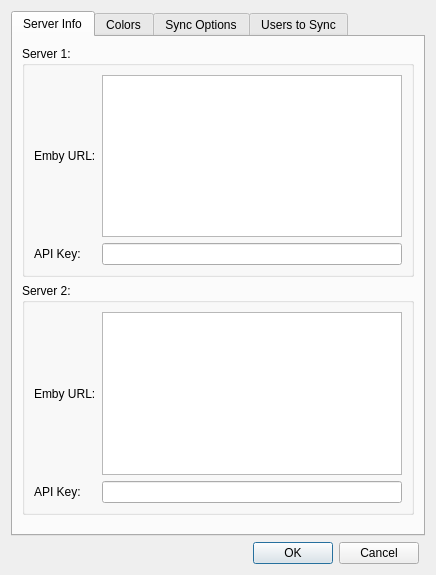
Before: the Qt Designer form UI/SettingsDlg.ui in towel42-com/EmbySync, drawn with Qt 5.
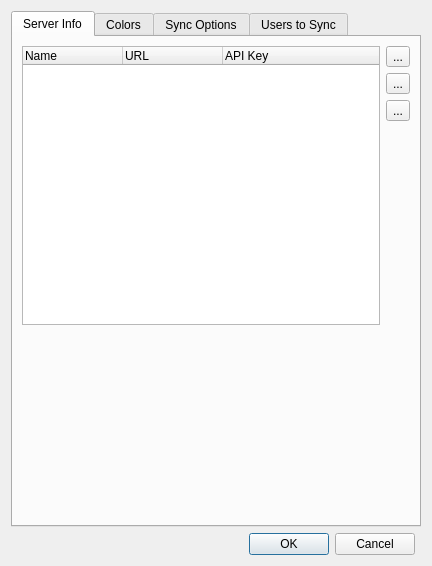
After: the same form once the commit is applied. The open tabs and pages were chosen to show the change. Icons and pictures are not drawn. Custom widgets are drawn as their Qt base class.

Commit message: First 99% working for multiple servers

What changed in the file:
```diff
--- a/UI/SettingsDlg.ui
+++ b/UI/SettingsDlg.ui
@@ -6,8 +6,8 @@
    <rect>
     <x>0</x>
     <y>0</y>
-    <width>436</width>
-    <height>575</height>
+    <width>432</width>
+    <height>566</height>
    </rect>
   </property>
   <property name="windowTitle">
@@ -23,80 +23,82 @@
       <attribute name="title">
        <string>Server Info</string>
       </attribute>
-      <layout class="QVBoxLayout" name="verticalLayout">
-       <item>
-        <widget class="QGroupBox" name="groupBox">
-         <property name="title">
-          <string>Server 1:</string>
+      <layout class="QGridLayout" name="gridLayout">
+       <item row="0" column="0" rowspan="4" colspan="2">
+        <widget class="QTreeWidget" name="servers">
+         <property name="alternatingRowColors">
+          <bool>true</bool>
          </property>
-         <layout class="QGridLayout" name="gridLayout">
-          <item row="0" column="0">
-           <widget class="QLabel" name="label">
-            <property name="text">
-             <string>Emby URL:</string>
-            </property>
-           </widget>
-          </item>
-          <item row="1" column="0">
-           <widget class="QLabel" name="label_2">
-            <property name="text">
-             <string>API Key:</string>
-            </property>
-           </widget>
-          </item>
-          <item row="0" column="1">
-           <widget class="CHyperLinkLineEdit" name="embyURL1">
-            <property name="verticalScrollBarPolicy">
-             <enum>Qt::ScrollBarAlwaysOff</enum>
-            </property>
-            <property name="horizontalScrollBarPolicy">
-             <enum>Qt::ScrollBarAlwaysOff</enum>
-            </property>
-           </widget>
-          </item>
-          <item row="1" column="1">
-           <widget class="QLineEdit" name="embyAPI1"/>
-          </item>
-         </layout>
+         <property name="rootIsDecorated">
+          <bool>false</bool>
+         </property>
+         <property name="expandsOnDoubleClick">
+          <bool>false</bool>
+         </property>
+         <column>
+          <property name="text">
+           <string>Name</string>
+          </property>
+         </column>
+         <column>
+          <property name="text">
+           <string>URL</string>
+          </property>
+         </column>
+         <column>
+          <property name="text">
+           <string>API Key</string>
+          </property>
+         </column>
         </widget>
        </item>
-       <item>
-        <widget class="QGroupBox" name="groupBox_2">
-         <property name="title">
-          <string>Server 2:</string>
+       <item row="0" column="2">
+        <widget class="QToolButton" name="addServer">
+         <property name="text">
+          <string>...</string>
          </property>
-         <layout class="QGridLayout" name="gridLayout_2">
-          <item row="1" column="1">
-           <widget class="QLineEdit" name="embyAPI2"/>
-          </item>
-          <item row="0" column="1">
-           <widget class="CHyperLinkLineEdit" name="embyURL2">
-            <property name="verticalScrollBarPolicy">
-             <enum>Qt::ScrollBarAlwaysOff</enum>
-            </property>
-            <property name="horizontalScrollBarPolicy">
-             <enum>Qt::ScrollBarAlwaysOff</enum>
-            </property>
-           </widget>
-          </item>
-          <item row="0" column="0">
-           <widget class="QLabel" name="label_3">
-            <property name="text">
-             <string>Emby URL:</string>
-            </property>
-           </widget>
-          </item>
-          <item row="1" column="0">
-           <widget class="QLabel" name="label_4">
-            <property name="text">
-             <string>API Key:</string>
-            </property>
-           </widget>
-          </item>
-         </layout>
+         <property name="icon">
+          <iconset resource="../SABUtils/resources/SABUtils.qrc">
+           <normaloff>:/SABUtilsResources/add.png</normaloff>:/SABUtilsResources/add.png</iconset>
+         </property>
         </widget>
        </item>
-       <item>
+       <item row="1" column="2">
+        <widget class="QToolButton" name="delServer">
+         <property name="text">
+          <string>...</string>
+         </property>
+         <property name="icon">
+          <iconset resource="../SABUtils/resources/SABUtils.qrc">
+           <normaloff>:/SABUtilsResources/delete.png</normaloff>:/SABUtilsResources/delete.png</iconset>
+         </property>
+        </widget>
+       </item>
+       <item row="2" column="2">
+        <widget class="QToolButton" name="editServer">
+         <property name="text">
+          <string>...</string>
+         </property>
+         <property name="icon">
+          <iconset resource="../SABUtils/resources/SABUtils.qrc">
+           <normaloff>:/SABUtilsResources/edit.png</normaloff>:/SABUtilsResources/edit.png</iconset>
+         </property>
+        </widget>
+       </item>
+       <item row="3" column="2">
+        <spacer name="verticalSpacer_4">
+         <property name="orientation">
+          <enum>Qt::Vertical</enum>
+         </property>
+         <property name="sizeHint" stdset="0">
+          <size>
+           <width>20</width>
+           <height>204</height>
+          </size>
+         </property>
+        </spacer>
+       </item>
+       <item row="4" column="0">
         <spacer name="verticalSpacer">
          <property name="orientation">
           <enum>Qt::Vertical</enum>
@@ -397,13 +399,6 @@
    </item>
   </layout>
  </widget>
- <customwidgets>
-  <customwidget>
-   <class>CHyperLinkLineEdit</class>
-   <extends>QTextEdit</extends>
-   <header>SABUtils/HyperLinkLineEdit.h</header>
-  </customwidget>
- </customwidgets>
  <tabstops>
   <tabstop>tabWidget</tabstop>
   <tabstop>embyURL1</tabstop>
```
Left out of the diff: 143 changed lines with no effect on the pictures. The commit also changes 35 other files.
